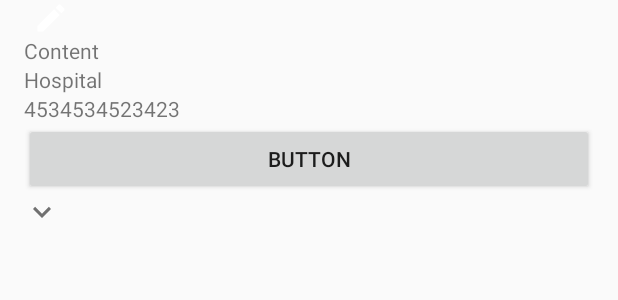
After one commit to PillGood/PillGood, an Android app: the layout item_entry_parent.xml on its own in the app's theme, with its tools: preview values and no code run, on a phone screen of 412 x 824 dp. The commit adds this screen. Shown: the top 300 px of the screen. Run offline under Robolectric (Android 15) with nearby library versions, the phone set to English and light mode, and no system bars.

Commit message:
main fragment

```diff
--- a/app/build.gradle
+++ b/app/build.gradle
@@ -24,6 +24,8 @@ dependencies {
     implementation 'com.android.support.constraint:constraint-layout:1.1.2'
     implementation 'com.android.support:design:27.1.1'
     implementation 'com.android.support:support-v4:27.1.1'
+    implementation 'com.android.support:recyclerview-v7:27.1.1'
+    implementation 'com.bignerdranch.android:expandablerecyclerview:3.0.0-RC1'
     testImplementation 'junit:junit:4.12'
     androidTestImplementation 'com.android.support.test:runner:1.0.2'
     androidTestImplementation 'com.android.support.test.espresso:espresso-core:3.0.2'
--- /dev/null
+++ b/app/src/main/res/drawable/ic_camera_white_48dp.xml
@@ -0,0 +1,5 @@
+<vector android:height="48dp" android:tint="#FFFFFF"
+    android:viewportHeight="24.0" android:viewportWidth="24.0"
+    android:width="48dp" xmlns:android="http://schemas.android.com/apk/res/android">
+    <path android:fillColor="#FF000000" android:pathData="M9.4,10.5l4.77,-8.26C13.47,2.09 12.75,2 12,2c-2.4,0 -4.6,0.85 -6.32,2.25l3.66,6.35 0.06,-0.1zM21.54,9c-0.92,-2.92 -3.15,-5.26 -6,-6.34L11.88,9h9.66zM21.8,10h-7.49l0.29,0.5 4.76,8.25C21,16.97 22,14.61 22,12c0,-0.69 -0.07,-1.35 -0.2,-2zM8.54,12l-3.9,-6.75C3.01,7.03 2,9.39 2,12c0,0.69 0.07,1.35 0.2,2h7.49l-1.15,-2zM2.46,15c0.92,2.92 3.15,5.26 6,6.34L12.12,15L2.46,15zM13.73,15l-3.9,6.76c0.7,0.15 1.42,0.24 2.17,0.24 2.4,0 4.6,-0.85 6.32,-2.25l-3.66,-6.35 -0.93,1.6z"/>
+</vector>
--- /dev/null
+++ b/app/src/main/res/drawable/ic_edit_white_48dp.xml
@@ -0,0 +1,5 @@
+<vector android:height="48dp" android:tint="#FFFFFF"
+    android:viewportHeight="24.0" android:viewportWidth="24.0"
+    android:width="48dp" xmlns:android="http://schemas.android.com/apk/res/android">
+    <path android:fillColor="#FF000000" android:pathData="M3,17.25V21h3.75L17.81,9.94l-3.75,-3.75L3,17.25zM20.71,7.04c0.39,-0.39 0.39,-1.02 0,-1.41l-2.34,-2.34c-0.39,-0.39 -1.02,-0.39 -1.41,0l-1.83,1.83 3.75,3.75 1.83,-1.83z"/>
+</vector>
--- /dev/null
+++ b/app/src/main/res/drawable/ic_keyboard_arrow_down_black_48dp.xml
@@ -0,0 +1,5 @@
+<vector android:alpha="0.55" android:height="48dp"
+    android:viewportHeight="24.0" android:viewportWidth="24.0"
+    android:width="48dp" xmlns:android="http://schemas.android.com/apk/res/android">
+    <path android:fillColor="#FF000000" android:pathData="M7.41,7.84L12,12.42l4.59,-4.58L18,9.25l-6,6 -6,-6z"/>
+</vector>
--- a/app/src/main/res/layout/activity_main.xml
+++ b/app/src/main/res/layout/activity_main.xml
@@ -28,7 +28,6 @@
             android:background="@android:color/white" />
 
     </LinearLayout>
-
     <android.support.design.widget.FloatingActionButton
         android:id="@+id/add_button"
         android:layout_width="wrap_content"
--- /dev/null
+++ b/app/src/main/res/layout/item_entry_parent.xml
@@ -0,0 +1,52 @@
+<?xml version="1.0" encoding="utf-8"?>
+<LinearLayout xmlns:android="http://schemas.android.com/apk/res/android"
+    android:id="@+id/content_layout"
+    android:layout_width="match_parent"
+    android:layout_height="wrap_content"
+    android:gravity="center_vertical"
+    android:orientation="vertical"
+    android:paddingLeft="16dp"
+    android:paddingRight="16dp">
+
+    <RelativeLayout
+        android:layout_width="36dp"
+        android:layout_height="wrap_content">
+
+        <ImageView
+            android:id="@+id/icon"
+            android:layout_width="24dp"
+            android:layout_height="24dp"
+            android:layout_centerInParent="true"
+            android:adjustViewBounds="true"
+            android:src="@drawable/ic_edit_white_48dp" />
+    </RelativeLayout>
+
+    <TextView
+        android:id="@+id/name"
+        android:layout_width="wrap_content"
+        android:layout_height="wrap_content"
+        android:text="Content" />
+
+    <TextView
+        android:id="@+id/hospital"
+        android:layout_width="wrap_content"
+        android:layout_height="wrap_content"
+        android:text="Hospital" />
+
+    <TextView
+        android:layout_width="wrap_content"
+        android:layout_height="wrap_content"
+        android:id="@+id/date"
+        android:text="4534534523423"/>
+
+    <Button
+        android:id="@+id/doneButton"
+        android:layout_width="match_parent"
+        android:layout_height="wrap_content"
+        android:text="button"/>
+    <ImageView
+        android:id="@+id/down"
+        android:layout_width="24dp"
+        android:layout_height="24dp"
+        android:src="@drawable/ic_keyboard_arrow_down_black_48dp"/>
+</LinearLayout>
--- a/app/src/main/res/values/strings.xml
+++ b/app/src/main/res/values/strings.xml
@@ -5,4 +5,6 @@
     <string name="hello_blank_fragment" translatable="false">Hello blank fragment</string>
     <string name="current_fragment">Current</string>
     <string name="past_fragment">Past</string>
+    <string name="action_qr">QR Code</string>
+    <string name="action_manual">Manual</string>
 </resources>
```
Also changed, not shown: app/src/main/java/com/example/pc/pillgood/Entry.java (+11 -1 lines), app/src/main/java/com/example/pc/pillgood/EntryContentObject.java (added, +65 -0 lines), app/src/main/java/com/example/pc/pillgood/MainFragment.java (+24 -12 lines), app/src/main/java/com/example/pc/pillgood/MainRecyclerViewAdapter.java (added, +130 -0 lines), app/src/main/res/layout/item_entry_child.xml (added, +15 -0 lines), app/src/main/res/menu/fab.xml (added, +12 -0 lines), 1 other file.
